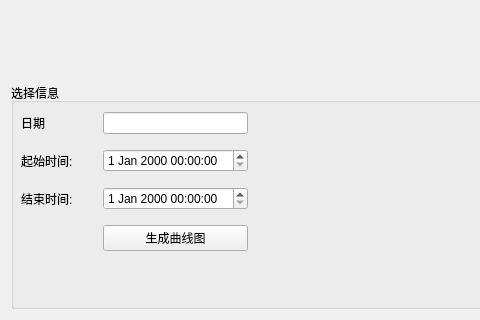
The window that SpreadSheet/ui/chartform.ui (MelonSuika/EmonitorSys) describes before a commit, drawn with Qt 5; both pictures show x 0 to 480 and y 180 to 500 of the 900 by 500 pixel window.
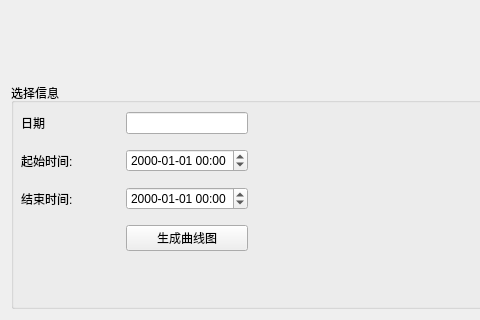
The same window after the commit.

Commit message:
MulDisplay&Query
1. 多表显示（除界面）
2. 时间区间查询
3. sql语句更新（sql拼接改成QString）

The edit to the form file:
```diff
--- a/SpreadSheet/ui/chartform.ui
+++ b/SpreadSheet/ui/chartform.ui
@@ -97,10 +97,18 @@
           </property>
           <layout class="QGridLayout" name="gridLayout_selectInfo" rowstretch="2,0,0,0,0,0" columnstretch="3,0,0">
            <item row="3" column="1">
-            <widget class="QDateTimeEdit" name="dateTimeEdit_start"/>
+            <widget class="QDateTimeEdit" name="dateTimeEdit_start">
+             <property name="displayFormat">
+              <string>yyyy-MM-dd HH:mm</string>
+             </property>
+            </widget>
            </item>
            <item row="4" column="1">
-            <widget class="QDateTimeEdit" name="dateTimeEdit_end"/>
+            <widget class="QDateTimeEdit" name="dateTimeEdit_end">
+             <property name="displayFormat">
+              <string>yyyy-MM-dd HH:mm</string>
+             </property>
+            </widget>
            </item>
            <item row="3" column="0">
             <widget class="QLabel" name="label">
```
The commit also changes 16 other files.
